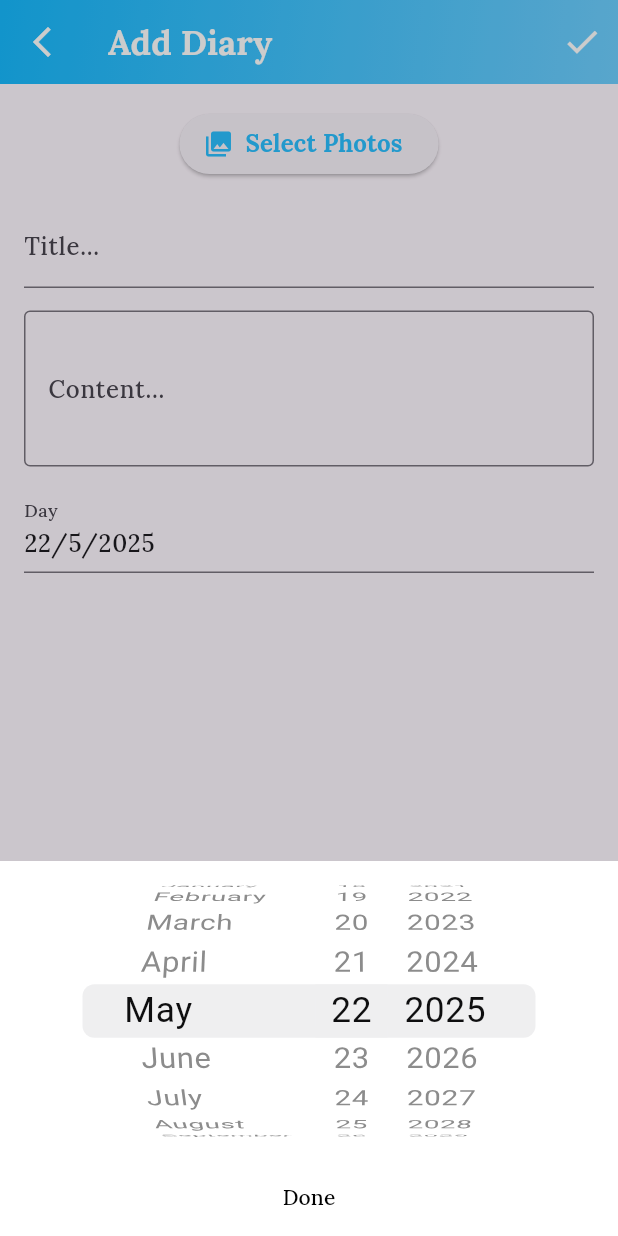
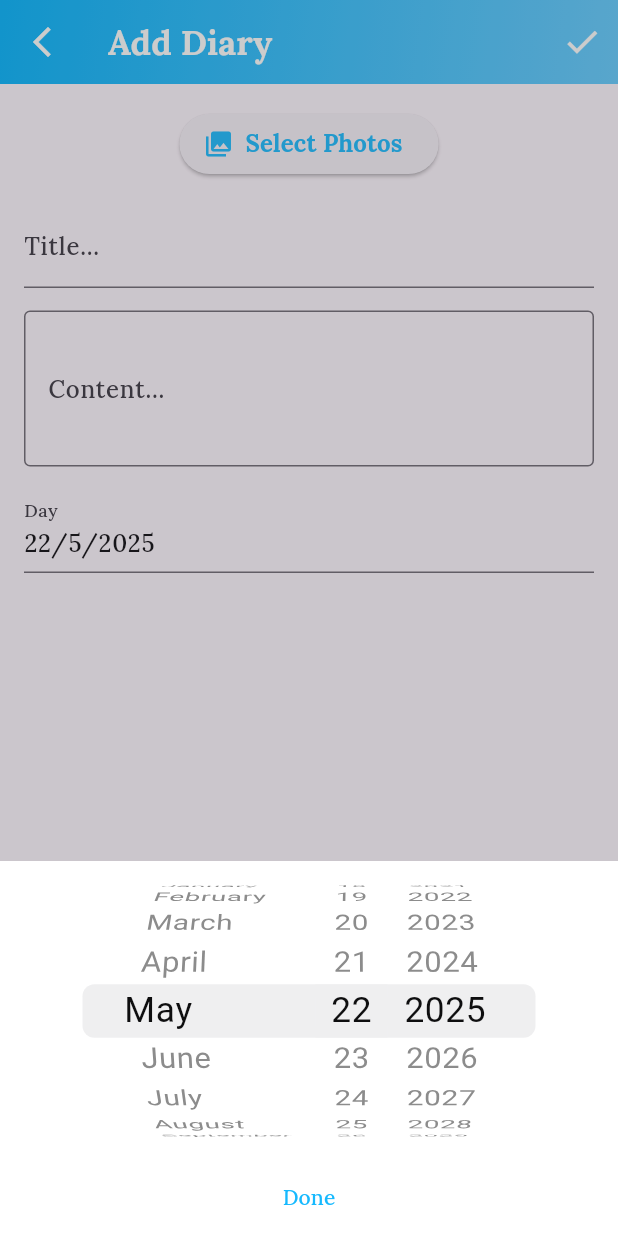
Before and after one commit to manhnt2310/honey_diary, a Flutter app: the AddAnniversaryScreen screen opened directly, after a tap on "Day", on a phone screen of 412 x 824 dp. Run offline on Flutter 3.47's test engine with Material 3 defaults, Android fonts, the light colour scheme and no system bars; our stand-ins replace bloc, equatable, flutter_bloc, geocoding, geolocator, get and 9 more; accounts and stored records are empty.

Commit message:
[UI] Update

```diff
--- a/lib/presentation/anniversary_addition/add_anniversary_screen.dart
+++ b/lib/presentation/anniversary_addition/add_anniversary_screen.dart
@@ -79,7 +79,7 @@ class _AddAnniversaryScreenState extends State<AddAnniversaryScreen> {
                   onPressed: () => Navigator.of(ctx).pop(),
                   child: const Text(
                     'Done',
-                    style: TextStyle(color: Colors.black),
+                    style: TextStyle(color: Color.fromARGB(255, 22, 185, 254)),
                   ),
                 ),
               ],
--- a/lib/presentation/home/presentation/home_screen.dart
+++ b/lib/presentation/home/presentation/home_screen.dart
@@ -707,6 +707,7 @@ class HomeState extends State<HomeScreen> with SingleTickerProviderStateMixin {
                                       "${_ageMe!}",
                                       style: const TextStyle(
                                         fontSize: 18,
+                                        fontWeight: FontWeight.bold,
                                         color: Color.fromARGB(255, 0, 88, 117),
                                       ),
                                     ),
@@ -725,6 +726,7 @@ class HomeState extends State<HomeScreen> with SingleTickerProviderStateMixin {
                                     _zodiacSignMe,
                                     style: const TextStyle(
                                       fontSize: 17,
+                                      fontWeight: FontWeight.bold,
                                       color: Colors.black,
                                     ),
                                   ),
@@ -805,6 +807,7 @@ class HomeState extends State<HomeScreen> with SingleTickerProviderStateMixin {
                                       "${_ageYou!}",
                                       style: const TextStyle(
                                         fontSize: 18,
+                                        fontWeight: FontWeight.bold,
                                         color: Color.fromARGB(
                                           255,
                                           248,
@@ -828,6 +831,7 @@ class HomeState extends State<HomeScreen> with SingleTickerProviderStateMixin {
                                     _zodiacSignYou,
                                     style: const TextStyle(
                                       fontSize: 17,
+                                      fontWeight: FontWeight.bold,
                                       color: Colors.black,
                                     ),
                                   ),
```
